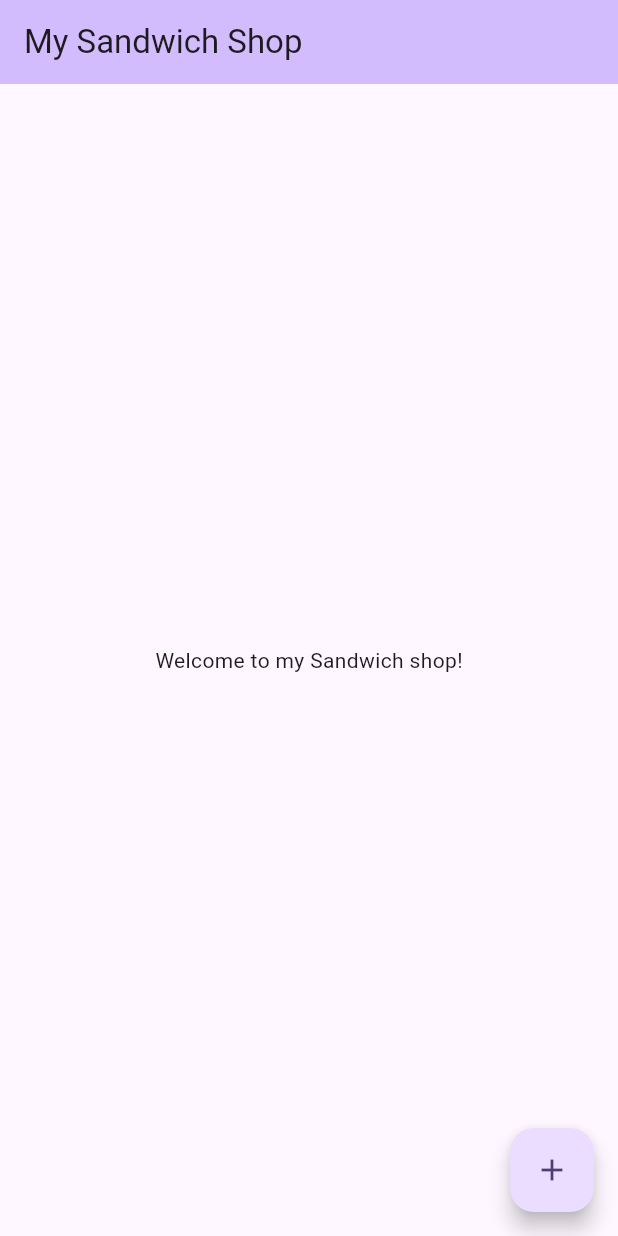
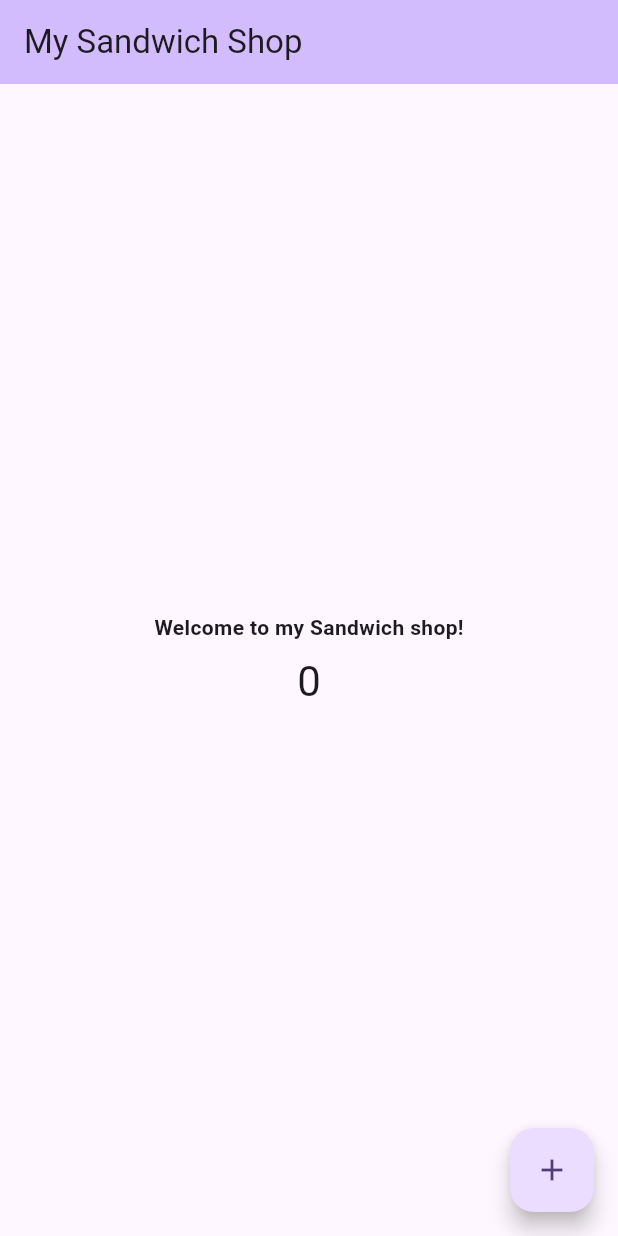
Before and after one commit to soijukye/sandwich_shop, a Flutter app: the screen it shows after launch, on a phone screen of 412 x 824 dp. Run offline on Flutter 3.47's test engine with Material 3 defaults, Android fonts, the phone set to English and light mode, and no system bars.

Commit message:
Enhanced Welcome message

```diff
--- a/lib/main.dart
+++ b/lib/main.dart
@@ -7,27 +7,13 @@ void main() {
 class MyApp extends StatelessWidget {
   const MyApp({super.key});
 
-  // This widget is the root of your application.
+
   @override
   Widget build(BuildContext context) {
     return MaterialApp(
       title: 'Flutter Demo',
       theme: ThemeData(
-        // This is the theme of your application.
-        //
-        // TRY THIS: Try running your application with "flutter run". You'll see
-        // the application has a purple toolbar. Then, without quitting the app,
-        // try changing the seedColor in the colorScheme below to Colors.green
-        // and then invoke "hot reload" (save your changes or press the "hot
-        // reload" button in a Flutter-supported IDE, or press "r" if you used
-        // the command line to start the app).
-        //
-        // Notice that the counter didn't reset back to zero; the application
-        // state is not lost during the reload. To reset the state, use hot
-        // restart instead.
-        //
-        // This works for code too, not just values: Most code changes can be
-        // tested with just a hot reload.
+
         colorScheme: ColorScheme.fromSeed(seedColor: Colors.deepPurple),
       ),
       home: const MyHomePage(title: 'My Sandwich Shop'),
@@ -38,14 +24,7 @@ class MyApp extends StatelessWidget {
 class MyHomePage extends StatefulWidget {
   const MyHomePage({super.key, required this.title});
 
-  // This widget is the home page of your application. It is stateful, meaning
-  // that it has a State object (defined below) that contains fields that affect
-  // how it looks.
 
-  // This class is the configuration for the state. It holds the values (in this
-  // case the title) provided by the parent (in this case the App widget) and
-  // used by the build method of the State. Fields in a Widget subclass are
-  // always marked "final".
 
   final String title;
 
@@ -58,54 +37,30 @@ class _MyHomePageState extends State<MyHomePage> {
 
   void _incrementCounter() {
     setState(() {
-      // This call to setState tells the Flutter framework that something has
-      // changed in this State, which causes it to rerun the build method below
-      // so that the display can reflect the updated values. If we changed
-      // _counter without calling setState(), then the build method would not be
-      // called again, and so nothing would appear to happen.
+
       _counter++;
     });
   }
 
   @override
   Widget build(BuildContext context) {
-    // This method is rerun every time setState is called, for instance as done
-    // by the _incrementCounter method above.
-    //
-    // The Flutter framework has been optimized to make rerunning build methods
-    // fast, so that you can just rebuild anything that needs updating rather
-    // than having to individually change instances of widgets.
+
     return Scaffold(
       appBar: AppBar(
-        // TRY THIS: Try changing the color here to a specific color (to
-        // Colors.amber, perhaps?) and trigger a hot reload to see the AppBar
-        // change color while the other colors stay the same.
+
         backgroundColor: Theme.of(context).colorScheme.inversePrimary,
-        // Here we take the value from the MyHomePage object that was created by
-        // the App.build method, and use it to set our appbar title.
+
         title: Text(widget.title),
       ),
       body: Center(
-        // Center is a layout widget. It takes a single child and positions it
-        // in the middle of the parent.
+
         child: Column(
-          // Column is also a layout widget. It takes a list of children and
-          // arranges them vertically. By default, it sizes itself to fit its
-          // children horizontally, and tries to be as tall as its parent.
-          //
-          // Column has various properties to control how it sizes itself and
-          // how it positions its children. Here we use mainAxisAlignment to
-          // center the children vertically; the main axis here is the vertical
-          // axis because Columns are vertical (the cross axis would be
-          // horizontal).
-          //
-          // TRY THIS: Invoke "debug painting" (choose the "Toggle Debug Paint"
-          // action in the IDE, or press "p" in the console), to see the
-          // wireframe for each widget.
+
           mainAxisAlignment: MainAxisAlignment.center,
           children: <Widget>[
-            const Text('Welcome to my Sandwich shop!'),
-
+            const Text('Welcome to my Sandwich shop!', style: TextStyle(fontWeight: FontWeight.bold)),
+            const SizedBox(height: 8),
+            Text('$_counter', style: Theme.of(context).textTheme.headlineMedium),
           ],
         ),
       ),
@@ -113,7 +68,7 @@ class _MyHomePageState extends State<MyHomePage> {
         onPressed: _incrementCounter,
         tooltip: 'Increment',
         child: const Icon(Icons.add),
-      ), // This trailing comma makes auto-formatting nicer for build methods.
+      ),
     );
   }
 }
```
